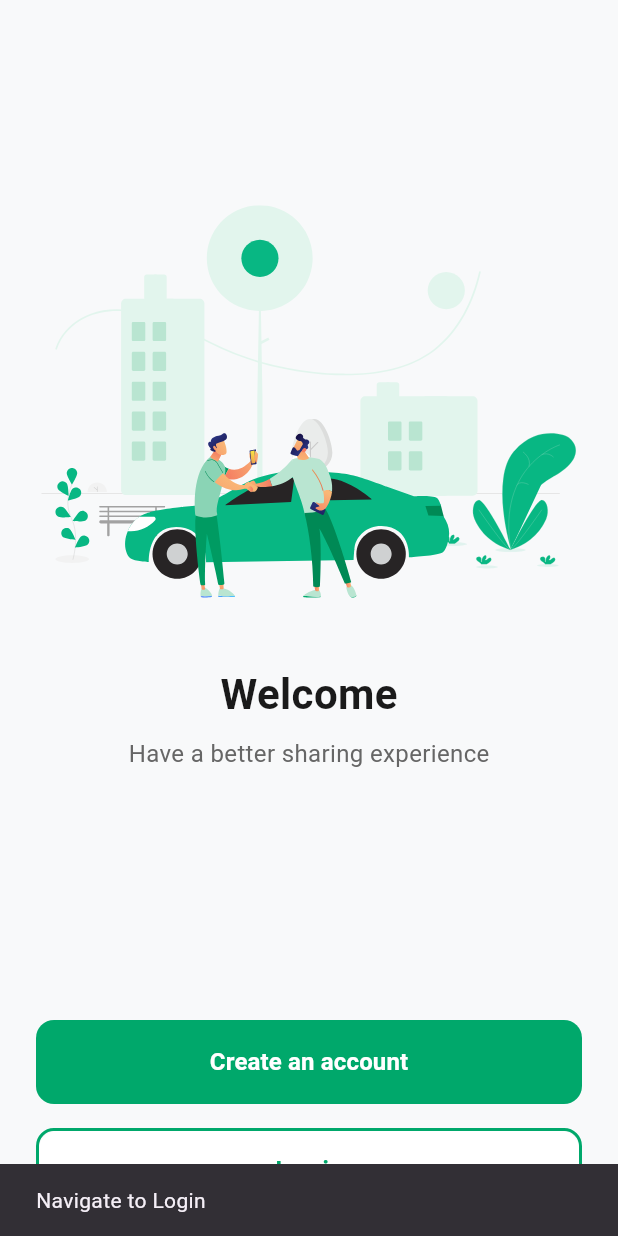
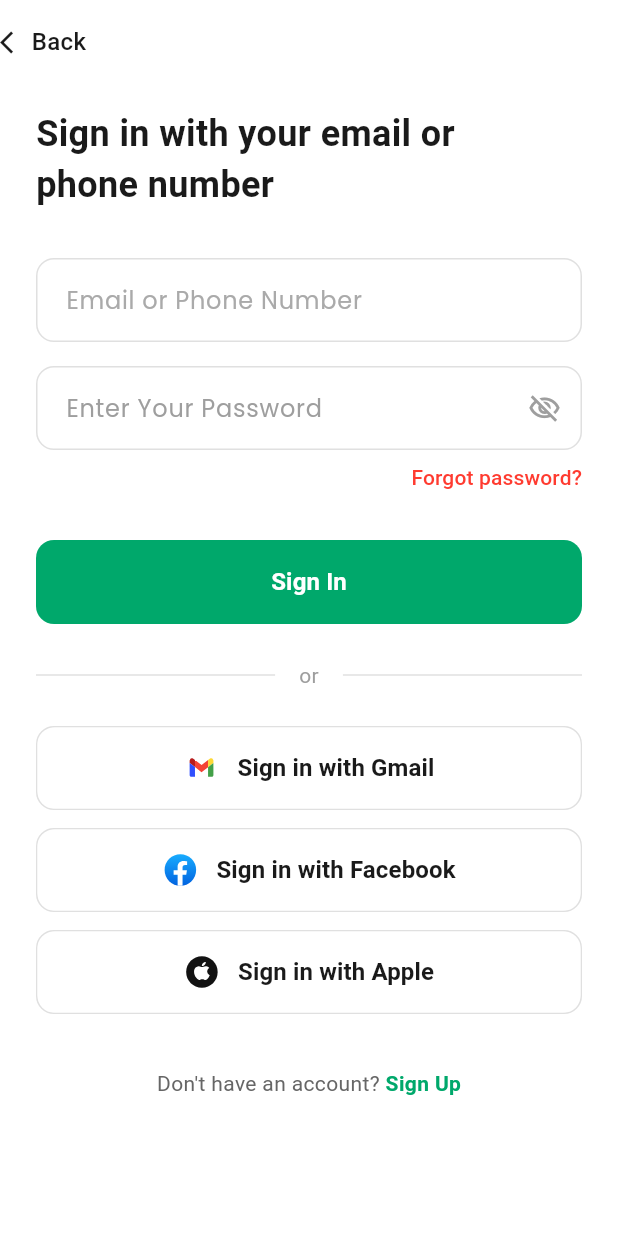
Before and after one commit to Saagarbhai/Learning, a Flutter app: the screen it shows after launch, after a tap on the "arrow forward" icon, after a tap on "Skip", after a tap on "Log in", on a phone screen of 412 x 824 dp. Run offline on Flutter 3.47's test engine with Material 3 defaults, Android fonts, the phone set to English and light mode, and no system bars; our stand-ins replace equatable, flutter_bloc, flutter_svg, percent_indicator, pinput, shared_preferences and 1 more.

Commit message:
complate till forget password

```diff
--- a/lib/core/constants/app_constants.dart
+++ b/lib/core/constants/app_constants.dart
@@ -5,6 +5,7 @@ class AppConstants {
   static const String splashRoute = '/splash';
   static const String homeRoute = '/home';
   static const String loginRoute = '/login';
+  static const String signInRoute = '/signin';
   static const String profileRoute = '/profile';
   static const String settingsRoute = '/settings';
   static const String onboardingRoute = '/onboarding';
--- a/lib/core/l10n/intl_en.arb
+++ b/lib/core/l10n/intl_en.arb
@@ -65,6 +65,6 @@
   "profilecreatedsuccesfully": "Profile created successfully!",
   "city": "City",
   "district": "District",
-  "Cancel": "Cancel",
+  "cancel": "Cancel",
   "save": "Save"
 }
--- a/lib/core/l10n/intl_gu.arb
+++ b/lib/core/l10n/intl_gu.arb
@@ -63,6 +63,6 @@
   "profilecreatedsuccesfully": "પ્રોફાઇલ સફળતાપૂર્વક બનાવાઈ!",
   "city": "શહેર",
   "district": "જિલ્લો",
-  "Cancel": "રદ કરો",
+  "cancel": "રદ કરો",
   "save": "સાચવો"
   }
--- a/lib/core/l10n/intl_hi.arb
+++ b/lib/core/l10n/intl_hi.arb
@@ -62,6 +62,6 @@
   "profilecreatedsuccesfully": "प्रोफ़ाइल सफलतापूर्वक बनाई गई!",
   "city": "शहर",
   "district": "जिला",
-  "Cancel": "रद्द करें",
+  "cancel": "रद्द करें",
   "save": "सहेजें"
 }
--- a/lib/core/routes/app_router.dart
+++ b/lib/core/routes/app_router.dart
@@ -13,6 +13,8 @@ class AppRouter {
         return MaterialPageRoute(builder: (_) => const WelcomeScreen());
       case AppConstants.signUpRoute:
         return MaterialPageRoute(builder: (_) => const SignUpScreen());
+      case AppConstants.signInRoute:
+        return MaterialPageRoute(builder: (_) => const SignInScreen());
       case AppConstants.otpVerificationRoute:
         return MaterialPageRoute(builder: (_) => const OtpVerificationScreen());
       case AppConstants.passwordRoute:
--- a/lib/core/utils/app_export.dart
+++ b/lib/core/utils/app_export.dart
@@ -62,3 +62,8 @@ export '../../view/profile/create_profile_screen.dart';
 export '../../viewmodel/profile/profile_bloc.dart';
 export '../../viewmodel/profile/profile_event.dart';
 export '../../viewmodel/profile/profile_state.dart';
+export '../../view/signin/signin_screen.dart';
+export '../../viewmodel/signin/signin_bloc.dart';
+export '../../viewmodel/signin/signin_event.dart';
+export '../../viewmodel/signin/signin_state.dart';
+export '../../view/widgets/custom_signin_password_field.dart';
--- a/lib/view/profile/create_profile_screen.dart
+++ b/lib/view/profile/create_profile_screen.dart
@@ -269,7 +269,7 @@ class CreateProfileScreen extends StatelessWidget {
                         // Cancel button
                         Expanded(
                           child: CustomButton(
-                            text: Lang.of(context).Cancel,
+                            text: Lang.of(context).cancel,
                             onPressed: () => Navigator.pop(context),
                             isPrimary: false,
                             backgroundColor: Colors.white,
--- /dev/null
+++ b/lib/view/signin/signin_screen.dart
@@ -0,0 +1,259 @@
+import '../../core/utils/app_export.dart';
+
+class SignInScreen extends StatefulWidget {
+  const SignInScreen({Key? key}) : super(key: key);
+
+  @override
+  State<SignInScreen> createState() => _SignInScreenState();
+}
+
+class _SignInScreenState extends State<SignInScreen> {
+  final TextEditingController _emailController = TextEditingController();
+  final TextEditingController _passwordController = TextEditingController();
+  final _formKey = GlobalKey<FormState>();
+
+  @override
+  void dispose() {
+    _emailController.dispose();
+    _passwordController.dispose();
+    super.dispose();
+  }
+
+  @override
+  Widget build(BuildContext context) {
+    return BlocProvider(
+      create: (context) => SignInBloc(),
+      child: BlocListener<SignInBloc, SignInState>(
+        listener: (context, state) {
+          if (state.errorMessage != null) {
+            ScaffoldMessenger.of(context).showSnackBar(
+              SnackBar(content: Text(state.errorMessage!)),
+            );
+          }
+
+          if (state.isSignInSuccess) {
+            // Navigate to home screen or dashboard
+            Navigator.of(context).pushReplacementNamed(AppConstants.homeRoute);
+          }
+
+          if (state.navigateToSignUp) {
+            Navigator.of(context).pushNamed(AppConstants.signUpRoute);
+          }
+
+          if (state.navigateToForgotPassword) {
+            // Navigate to forgot password screen
+            // This would be implemented when you create the forgot password screen
+          }
+        },
+        child: Scaffold(
+          backgroundColor: Colors.white,
+          appBar: AppBar(
+            backgroundColor: Colors.white,
+            elevation: 0,
+            leading: CustomBackButton(
+              onPressed: () => Navigator.of(context).pop(),
+            ),
+          ),
+          body: SafeArea(
+            child: _buildBody(context),
+          ),
+        ),
+      ),
+    );
+  }
+
+  Widget _buildBody(BuildContext context) {
+    return BlocBuilder<SignInBloc, SignInState>(
+      builder: (context, state) {
+        return SingleChildScrollView(
+          child: Padding(
+            padding: const EdgeInsets.symmetric(horizontal: 24.0),
+            child: Form(
+              key: _formKey,
+              child: Column(
+                crossAxisAlignment: CrossAxisAlignment.start,
+                children: [
+                  const SizedBox(height: 16),
+                  // Title
+                  const Text(
+                    'Sign in with your email or\nphone number',
+                    style: TextStyle(
+                      fontSize: 24,
+                      fontWeight: FontWeight.w600,
+                      color: Color(0xFF1A1A1A),
+                    ),
+                  ),
+                  const SizedBox(height: 32),
+
+                  // Email/Phone Field
+                  CustomTextField(
+                    hintText: 'Email or Phone Number',
+                    controller: _emailController,
+                    keyboardType: TextInputType.emailAddress,
+                    onChanged: (value) {
+                      context.read<SignInBloc>().add(UpdateEmail(value));
+                    },
+                    validator: (value) {
+                      if (value == null || value.isEmpty) {
+                        return 'Please enter your email or phone number';
+                      }
+                      return null;
+                    },
+                  ),
+                  const SizedBox(height: 16),
+
+                  // Password Field
+                  CustomSignInPasswordField(
+                    hintText: 'Enter Your Password',
+                    controller: _passwordController,
+                    onChanged: (value) {
+                      context.read<SignInBloc>().add(UpdatePassword(value));
+                    },
+                    validator: (value) {
+                      if (value == null || value.isEmpty) {
+                        return 'Please enter your password';
+                      }
+                      return null;
+                    },
+                  ),
+
+                  // Forgot Password Link
+                  Align(
+                    alignment: Alignment.centerRight,
+                    child: TextButton(
+                      onPressed: () {
+                        context.read<SignInBloc>().add(ForgotPasswordPressed());
+                      },
+                      style: TextButton.styleFrom(
+                        padding: EdgeInsets.zero,
+                        minimumSize: const Size(0, 36),
+                        tapTargetSize: MaterialTapTargetSize.shrinkWrap,
+                      ),
+                      child: const Text(
+                        'Forgot password?',
+                        style: TextStyle(
+                          color: Color(0xFFFF3B30),
+                          fontSize: 14,
+                          fontWeight: FontWeight.w500,
+                        ),
+                      ),
+                    ),
+                  ),
+                  const SizedBox(height: 24),
+
+                  // Sign In Button
+                  CustomButton(
+                    text: 'Sign In',
+                    onPressed: state.isLoading
+                        ? null
+                        : () {
+                            if (_formKey.currentState?.validate() ?? false) {
+                              context.read<SignInBloc>().add(
+                                    SignInWithEmailPasswordPressed(
+                                      email: _emailController.text,
+                                      password: _passwordController.text,
+                                    ),
+                                  );
+                            }
+                          },
+                    isLoading: state.isLoading,
+                    width: double.infinity,
+                  ),
+
+                  // OR Divider
+                  const SizedBox(height: 24),
+                  _buildOrDivider(),
+                  const SizedBox(height: 24),
+
+                  // Social Sign In Buttons
+                  SocialSignButton.gmail(
+                    text: 'Sign in with Gmail',
+                    onPressed: () {
+                      context.read<SignInBloc>().add(SignInWithGmailPressed());
+                    },
+                  ),
+                  SocialSignButton.facebook(
+                    text: 'Sign in with Facebook',
+                    onPressed: () {
+                      context
+                          .read<SignInBloc>()
+                          .add(SignInWithFacebookPressed());
+                    },
+                  ),
+                  SocialSignButton.apple(
+                    text: 'Sign in with Apple',
+                    onPressed: () {
+                      context.read<SignInBloc>().add(SignInWithApplePressed());
+                    },
+                  ),
+
+                  // Don't have an account
+                  const SizedBox(height: 24),
+                  Center(
+                    child: Row(
+                      mainAxisAlignment: MainAxisAlignment.center,
+                      children: [
+                        const Text(
+                          'Don\'t have an account? ',
+                          style: TextStyle(
+                            color: Color(0xFF666666),
+                            fontSize: 14,
+                          ),
+                        ),
+                        GestureDetector(
+                          onTap: () {
+                            context
+                                .read<SignInBloc>()
+                                .add(NavigateToSignUpPressed());
+                          },
+                          child: const Text(
+                            'Sign Up',
+                            style: TextStyle(
+                              color: Color(0xFF00A86B),
+                              fontSize: 14,
+                              fontWeight: FontWeight.w600,
+                            ),
+                          ),
+                        ),
+                      ],
+                    ),
+                  ),
+                  const SizedBox(height: 24),
+                ],
+              ),
+            ),
+          ),
+        );
+      },
+    );
+  }
+
+  Widget _buildOrDivider() {
+    return Row(
+      children: const [
+        Expanded(
+          child: Divider(
+            color: Color(0xFFE0E0E0),
+            thickness: 1,
+          ),
+        ),
+        Padding(
+          padding: EdgeInsets.symmetric(horizontal: 16.0),
+          child: Text(
+            'or',
+            style: TextStyle(
+              color: Color(0xFF9E9E9E),
+              fontSize: 14,
+            ),
+          ),
+        ),
+        Expanded(
+          child: Divider(
+            color: Color(0xFFE0E0E0),
+            thickness: 1,
+          ),
+        ),
+      ],
+    );
+  }
+}
--- a/lib/view/welcome/welcome_screen.dart
+++ b/lib/view/welcome/welcome_screen.dart
@@ -19,9 +19,14 @@ class WelcomeScreen extends StatelessWidget {
           });
         } else if (state is NavigateToLogin) {
           // Navigate to login screen
-          ScaffoldMessenger.of(context).showSnackBar(
-            const SnackBar(content: Text('Navigate to Login')),
-          );
+          Navigator.of(context)
+              .pushNamed(
+            AppConstants.signInRoute,
+          )
+              .then((_) {
+            // Reset the bloc state when returning from sign-in screen
+            context.read<WelcomeBloc>().add(ResetWelcomeState());
+          });
         }
       },
       child: Scaffold(
--- /dev/null
+++ b/lib/view/widgets/custom_signin_password_field.dart
@@ -0,0 +1,87 @@
+import '../../core/utils/app_export.dart';
+
+class CustomSignInPasswordField extends StatelessWidget {
+  final String hintText;
+  final ValueChanged<String> onChanged;
+  final TextEditingController controller;
+  final String? Function(String?)? validator;
+
+  const CustomSignInPasswordField({
+    Key? key,
+    required this.hintText,
+    required this.onChanged,
+    required this.controller,
+    this.validator,
+  }) : super(key: key);
+
+  @override
+  Widget build(BuildContext context) {
+    return BlocBuilder<SignInBloc, SignInState>(
+      buildWhen: (previous, current) {
+        return previous.isPasswordVisible != current.isPasswordVisible;
+      },
+      builder: (context, state) {
+        return TextFormField(
+          controller: controller,
+          obscureText: !state.isPasswordVisible,
+          style: const TextStyle(
+            fontSize: 16,
+            fontFamily: 'Poppins',
+            color: Color(0xFF333333),
+          ),
+          decoration: InputDecoration(
+            hintText: hintText,
+            hintStyle: const TextStyle(
+              color: Color(0xFF9E9E9E),
+              fontFamily: 'Poppins',
+              fontSize: 16,
+            ),
+            filled: true,
+            fillColor: Colors.white,
+            enabledBorder: OutlineInputBorder(
+              borderRadius: BorderRadius.circular(12),
+              borderSide: const BorderSide(color: Color(0xFFE0E0E0), width: 1),
+            ),
+            focusedBorder: OutlineInputBorder(
+              borderRadius: BorderRadius.circular(12),
+              borderSide:
+                  const BorderSide(color: Color(0xFF00A86B), width: 1.5),
+            ),
+            errorBorder: OutlineInputBorder(
+              borderRadius: BorderRadius.circular(12),
+              borderSide: const BorderSide(color: Colors.red, width: 1),
+            ),
+            focusedErrorBorder: OutlineInputBorder(
+              borderRadius: BorderRadius.circular(12),
+              borderSide: const BorderSide(color: Colors.red, width: 1.5),
+            ),
+            contentPadding:
+                const EdgeInsets.symmetric(vertical: 16, horizontal: 16),
+            suffixIcon:
+                _buildVisibilityToggle(context, state.isPasswordVisible),
+          ),
+          onChanged: onChanged,
+          validator: validator,
+        );
+      },
+    );
+  }
+
+  Widget _buildVisibilityToggle(BuildContext context, bool isVisible) {
+    return GestureDetector(
+      onTap: () {
+        context.read<SignInBloc>().add(ToggleSignInPasswordVisibility());
+      },
+      child: Container(
+        width: 50,
+        height: 50,
+        alignment: Alignment.center,
+        child: Icon(
+          isVisible ? Icons.visibility_outlined : Icons.visibility_off_outlined,
+          color: Colors.grey,
+          size: 22,
+        ),
+      ),
+    );
+  }
+}
--- a/lib/viewmodel/otp/otp_verification_state.dart
+++ b/lib/viewmodel/otp/otp_verification_state.dart
@@ -29,7 +29,7 @@ class OtpFormValidationState extends OtpVerificationState {
   final bool isFormValid;
 
   const OtpFormValidationState({
-    this.otp = '',
+    this.otp = '12345',
     this.isFormValid = false,
   });
 
--- /dev/null
+++ b/lib/viewmodel/signin/signin_event.dart
@@ -0,0 +1,53 @@
+import '../../core/utils/app_export.dart';
+
+abstract class SignInEvent extends Equatable {
+  const SignInEvent();
+
+  @override
+  List<Object?> get props => [];
+}
+
+class SignInWithEmailPasswordPressed extends SignInEvent {
+  final String email;
+  final String password;
+
+  const SignInWithEmailPasswordPressed({
+    required this.email,
+    required this.password,
+  });
+
+  @override
+  List<Object?> get props => [email, password];
+}
+
+class SignInWithGmailPressed extends SignInEvent {}
+
+class SignInWithFacebookPressed extends SignInEvent {}
+
+class SignInWithApplePressed extends SignInEvent {}
+
+class ForgotPasswordPressed extends SignInEvent {}
+
+class NavigateToSignUpPressed extends SignInEvent {}
+
+class UpdateEmail extends SignInEvent {
+  final String email;
+
+  const UpdateEmail(this.email);
+
+  @override
+  List<Object?> get props => [email];
+}
+
+class UpdatePassword extends SignInEvent {
+  final String password;
+
+  const UpdatePassword(this.password);
+
+  @override
+  List<Object?> get props => [password];
+}
+
+class ToggleSignInPasswordVisibility extends SignInEvent {}
+
+class ResetSignInState extends SignInEvent {}
--- /dev/null
+++ b/lib/viewmodel/signin/signin_state.dart
@@ -0,0 +1,58 @@
+import '../../core/utils/app_export.dart';
+
+class SignInState extends Equatable {
+  final String email;
+  final String password;
+  final bool isPasswordVisible;
+  final bool isLoading;
+  final String? errorMessage;
+  final bool isSignInSuccess;
+  final bool navigateToSignUp;
+  final bool navigateToForgotPassword;
+
+  const SignInState({
+    this.email = '',
+    this.password = '',
+    this.isPasswordVisible = false,
+    this.isLoading = false,
+    this.errorMessage,
+    this.isSignInSuccess = false,
+    this.navigateToSignUp = false,
+    this.navigateToForgotPassword = false,
+  });
+
+  SignInState copyWith({
+    String? email,
+    String? password,
+    bool? isPasswordVisible,
+    bool? isLoading,
+    String? errorMessage,
+    bool? isSignInSuccess,
+    bool? navigateToSignUp,
+    bool? navigateToForgotPassword,
+  }) {
+    return SignInState(
+      email: email ?? this.email,
+      password: password ?? this.password,
+      isPasswordVisible: isPasswordVisible ?? this.isPasswordVisible,
+      isLoading: isLoading ?? this.isLoading,
+      errorMessage: errorMessage,
+      isSignInSuccess: isSignInSuccess ?? this.isSignInSuccess,
+      navigateToSignUp: navigateToSignUp ?? this.navigateToSignUp,
+      navigateToForgotPassword:
+          navigateToForgotPassword ?? this.navigateToForgotPassword,
+    );
+  }
+
+  @override
+  List<Object?> get props => [
+        email,
+        password,
+        isPasswordVisible,
+        isLoading,
+        errorMessage,
+        isSignInSuccess,
+        navigateToSignUp,
+        navigateToForgotPassword,
+      ];
+}
```
Also changed, not shown: lib/viewmodel/signin/signin_bloc.dart (added, +116 -0 lines), lib/core/generated/intl/messages_en.dart, lib/core/generated/intl/messages_gu.dart, lib/core/generated/intl/messages_hi.dart, lib/core/generated/l10n.dart.
